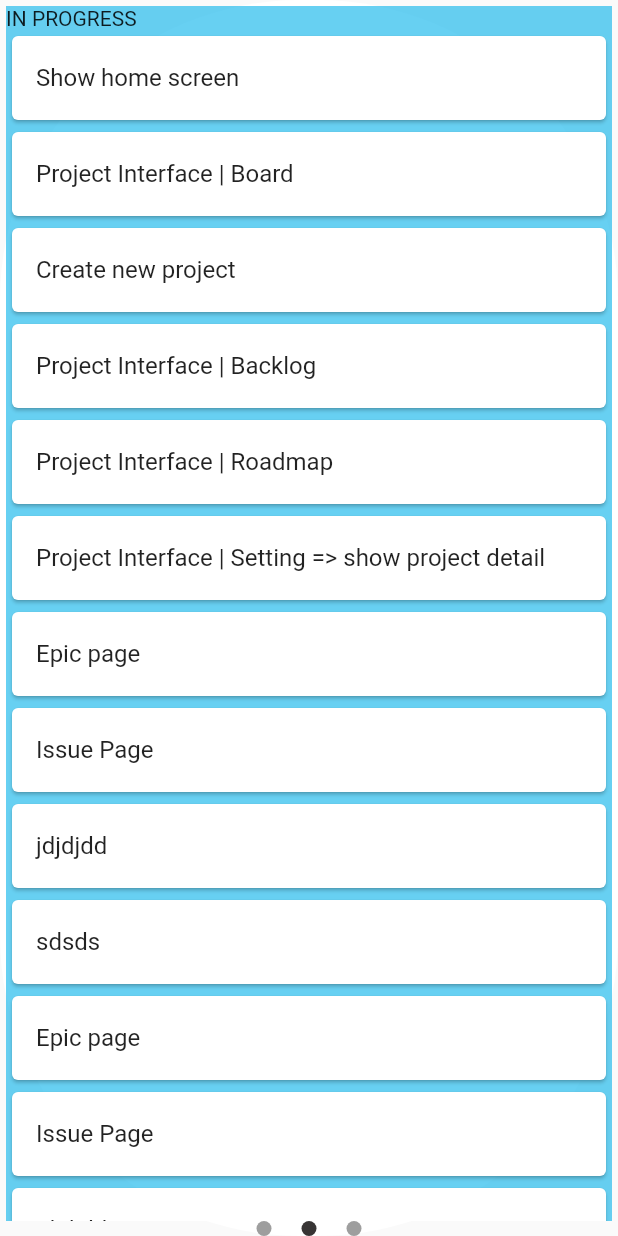
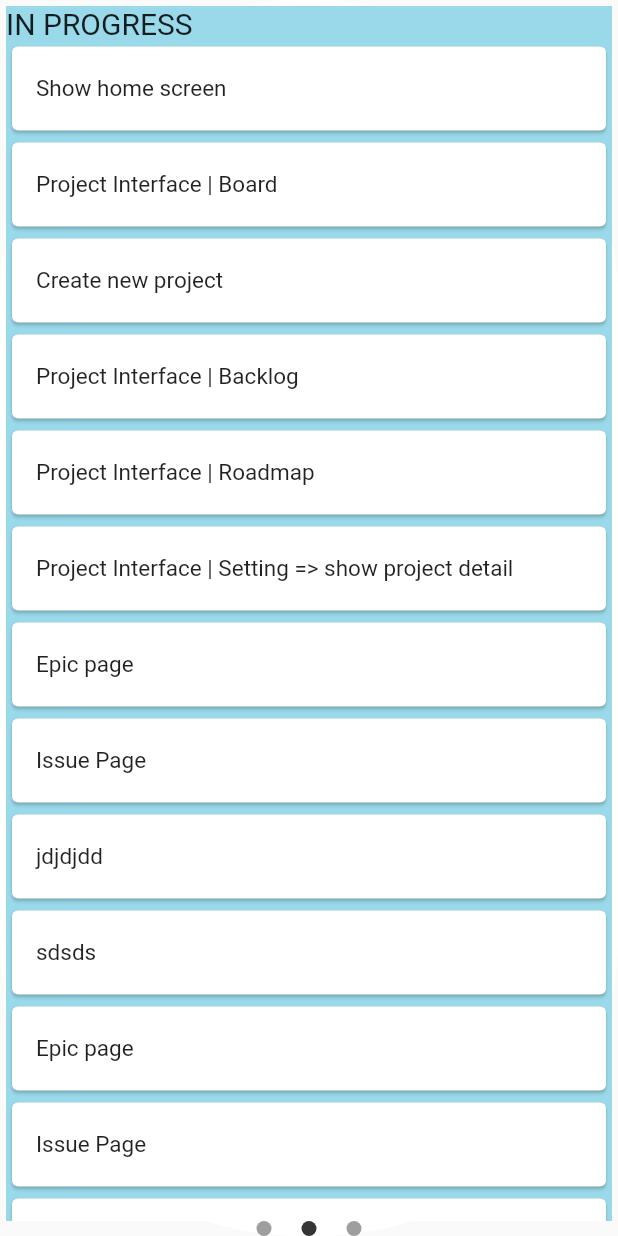
Before and after one commit to lmtri-fit-hcmus/jira_mobile, a Flutter app: the BoardTab widget shown alone on an empty page, opened directly, swiped to page 2, on a phone screen of 412 x 824 dp. Run offline on Flutter 3.47's test engine with Material 2 defaults, Android fonts, the phone set to English and light mode, and no system bars; our stand-ins replace community_material_icon, expandable, font_awesome_flutter, shared_preferences; missing offline and left inert: dart:ffi, footer, mongo_dart, password_text_field; accounts and stored records are empty.

Commit message:
Update project_board.dart

```diff
--- a/lib/pages/project_board.dart
+++ b/lib/pages/project_board.dart
@@ -54,7 +54,10 @@ class _BoardTabBuilder extends State<BoardTab> with TickerProviderStateMixin {
       res.add(
         Card(
           child: ListTile(
-            title: Text(i.toString()),
+            title: Text(
+              i.toString(),
+              style: const TextStyle(fontSize: 15),
+            ),
             onTap: () {},
           ),
         ),
@@ -92,27 +95,38 @@ class _BoardTabBuilder extends State<BoardTab> with TickerProviderStateMixin {
                     crossAxisAlignment: CrossAxisAlignment.start,
                     children: [
                       Container(
-                        color: const Color.fromARGB(153, 1, 176, 234),
+                        color: const Color.fromARGB(255, 153, 217, 234),
                         width: double.infinity,
                         margin: const EdgeInsets.all(4),
                         child: Column(
                           children: [
                             Align(
                               alignment: Alignment.topLeft,
-                              child: Text(val),
+                              child: Text(
+                                val,
+                                style: const TextStyle(fontSize: 20),
+                              ),
                             ),
                             ListView(
                               physics: const ScrollPhysics(),
                               shrinkWrap: true,
                               children: buildListCard(index),
                             ),
-                            ElevatedButton.icon(
+                            TextButton.icon(
+                              style: ElevatedButton.styleFrom(),
                               onPressed: () {},
                               icon: const Icon(
-                                Icons.create,
+                                Icons.add,
                                 size: 24.0,
+                                color: Colors.black,
                               ),
-                              label: const Text('Create'),
+                              label: const Text(
+                                'Create',
+                                style: TextStyle(
+                                  fontSize: 20,
+                                  color: Colors.black,
+                                ),
+                              ),
                             ),
                           ],
                         ),
```
